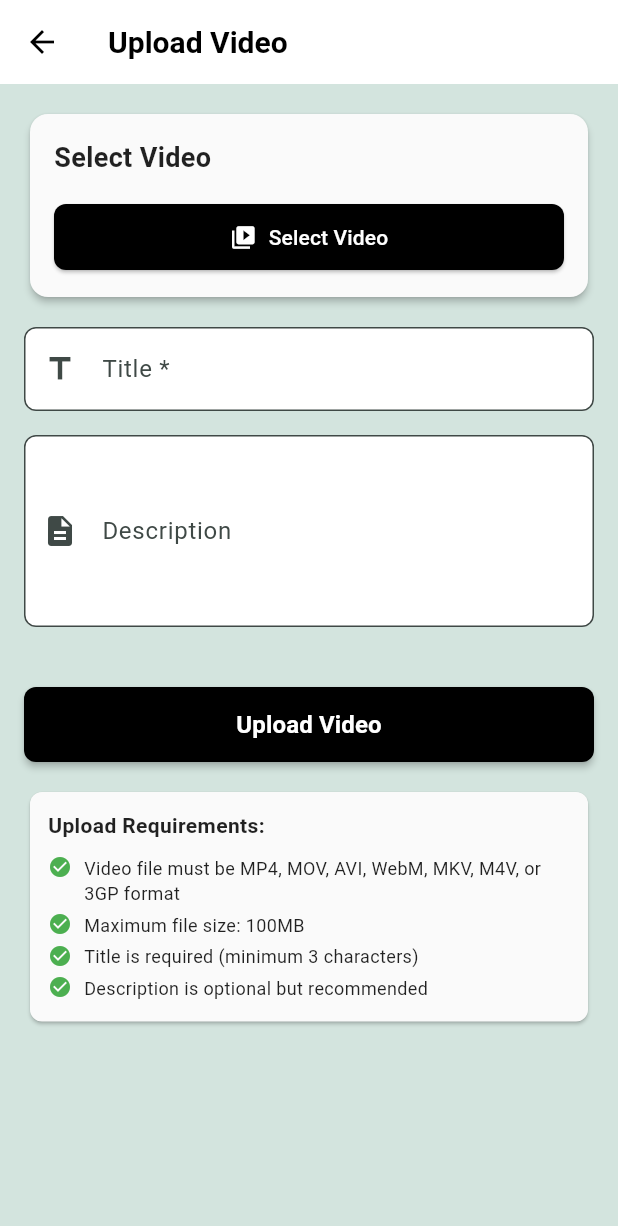
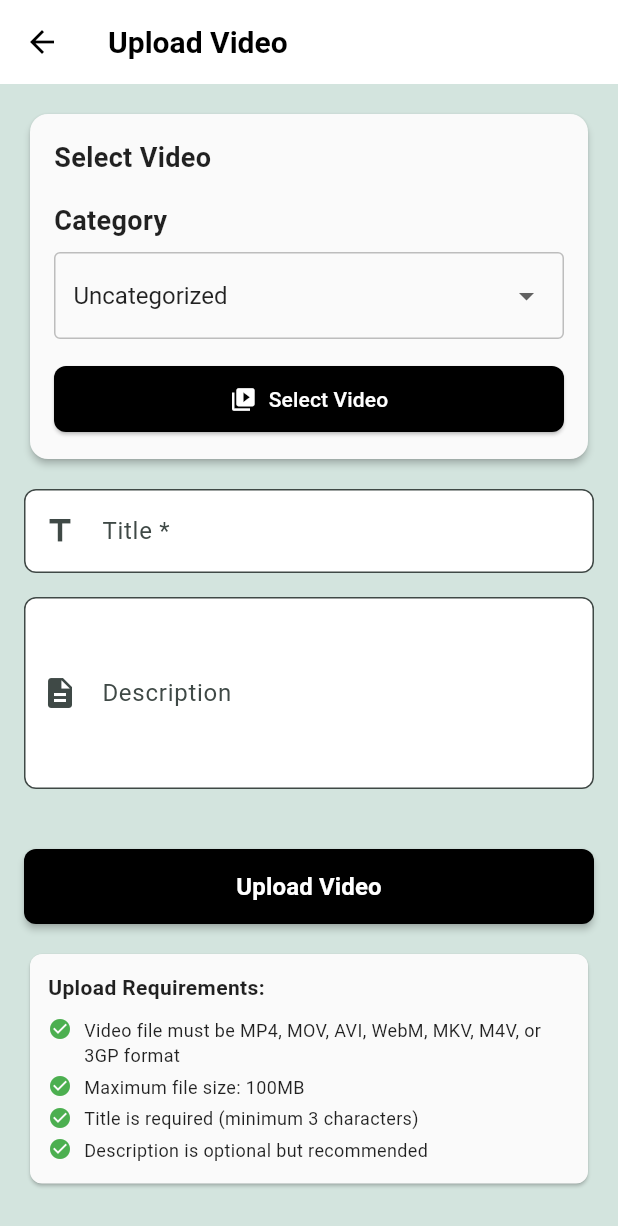
Before and after one commit to confab-sys/GWA, a Flutter app: the VideoUploadScreen screen opened by its route, on a phone screen of 412 x 824 dp. Shown: the top 1226 px of the screen. Run offline on Flutter 3.47's test engine with Material 3 defaults, Android fonts, the phone set to English and light mode, and no system bars; our stand-ins replace chewie, device_info_plus, file_picker, flutter_html, font_awesome_flutter, google_fonts and 4 more; missing offline and left inert: epubx; accounts and stored records are empty; network calls fail; Roboto replaces fonts that are missing (Judson).

Commit message:
feat(videos): add category support for videos
- Add category column to videos table in database
- Implement category selection in video upload form
- Include category in video service and worker
- Restrict upload button visibility to admin users
- Remove debug_backend.py script as it's no longer needed

```diff
--- a/great-awareness-frontend/lib/screens/video_upload_screen.dart
+++ b/great-awareness-frontend/lib/screens/video_upload_screen.dart
@@ -17,6 +17,22 @@ class _VideoUploadScreenState extends State<VideoUploadScreen> {
   final _formKey = GlobalKey<FormState>();
   final _titleController = TextEditingController();
   final _descriptionController = TextEditingController();
+
+  // Video categories
+  final List<String> _categories = [
+    'Addictions',
+    'Relationships',
+    'Trauma',
+    'Emotional Intelligence',
+    'Sexual Health',
+    'Finances',
+    'Family',
+    'Consciousness expansion',
+    'Behavior updating',
+    'Uncategorized'
+  ];
+  String _selectedCategory = 'Uncategorized';
+
   File? _selectedVideo;
   Uint8List? _webVideoBytes;
   String? _webVideoName;
@@ -369,6 +385,7 @@ class _VideoUploadScreenState extends State<VideoUploadScreen> {
           fileName: _webVideoName!,
           title: _titleController.text.trim(),
           description: _descriptionController.text.trim(),
+          category: _selectedCategory,
         );
       } else {
         print('Uploading mobile video:');
@@ -376,11 +393,13 @@ class _VideoUploadScreenState extends State<VideoUploadScreen> {
         print('  File size: ${_selectedVideo?.lengthSync() ?? 0} bytes');
         print('  Title: ${_titleController.text.trim()}');
         print('  Description: ${_descriptionController.text.trim().isEmpty ? "(empty)" : _descriptionController.text.trim()}');
+        print('  Category: $_selectedCategory');
 
         response = await VideoService.uploadVideo(
           videoFile: _selectedVideo!,
           title: _titleController.text.trim(),
           description: _descriptionController.text.trim(),
+          category: _selectedCategory,
         );
       }
 
@@ -514,6 +533,53 @@ class _VideoUploadScreenState extends State<VideoUploadScreen> {
                           textStyle: const TextStyle(
                             fontSize: 18,
                             fontWeight: FontWeight.bold,
+                          ),
+                        ),
+                      ),
+                      const SizedBox(height: 16),
+
+                      // Category Dropdown
+                      Text(
+                        'Category',
+                        style: GoogleFonts.judson(
+                          textStyle: const TextStyle(
+                            fontSize: 18,
+                            fontWeight: FontWeight.bold,
+                          ),
+                        ),
+                      ),
+                      const SizedBox(height: 8),
+                      Container(
+                        padding: const EdgeInsets.symmetric(horizontal: 12, vertical: 4),
+                        decoration: BoxDecoration(
+                          border: Border.all(color: Colors.grey.shade400),
+                          borderRadius: BorderRadius.circular(4),
+                        ),
+                        child: DropdownButtonHideUnderline(
+                          child: DropdownButton<String>(
+                            value: _selectedCategory,
+                            isExpanded: true,
+                            icon: const Icon(Icons.arrow_drop_down),
+                            elevation: 16,
+                            style: GoogleFonts.judson(
+                              textStyle: const TextStyle(
+                                fontSize: 16,
+                                color: Colors.black87,
+                              ),
+                            ),
+                            onChanged: (String? newValue) {
+                              if (newValue != null) {
+                                setState(() {
+                                  _selectedCategory = newValue;
+                                });
+                              }
+                            },
+                            items: _categories.map<DropdownMenuItem<String>>((String value) {
+                              return DropdownMenuItem<String>(
+                                value: value,
+                                child: Text(value),
+                              );
+                            }).toList(),
                           ),
                         ),
                       ),
--- a/great-awareness-frontend/lib/services/video_service.dart
+++ b/great-awareness-frontend/lib/services/video_service.dart
@@ -16,6 +16,7 @@ class VideoService {
     required File videoFile,
     required String title,
     String description = '',
+    String category = 'Uncategorized',
     void Function(int sent, int total)? onProgress,
   }) async {
     try {
@@ -40,6 +41,7 @@ class VideoService {
       // Add form fields
       request.fields['title'] = title;
       request.fields['description'] = description;
+      request.fields['category'] = category;
 
       print('Uploading mobile video:');
       print('  File field: file');
@@ -48,6 +50,7 @@ class VideoService {
       print('  MIME type: $mimeType');
       print('  Title: $title');
       print('  Description: ${description.isEmpty ? "(empty)" : description}');
+      print('  Category: $category');
 
       // Send request with progress tracking
       final streamedResponse = await request.send();
@@ -79,6 +82,7 @@ class VideoService {
     required String fileName,
     required String title,
     String description = '',
+    String category = 'Uncategorized',
     void Function(int sent, int total)? onProgress,
   }) async {
     try {
@@ -110,6 +114,7 @@ class VideoService {
       print('  MIME type: $mimeType');
       print('  Title: $title');
       print('  Description: ${description.isEmpty ? "(empty)" : description}');
+      print('  Category: $category');
 
       final request = http.MultipartRequest(
         'POST',
@@ -147,6 +152,7 @@ class VideoService {
       // Add form fields
       request.fields['title'] = title;
       request.fields['description'] = description;
+      request.fields['category'] = category;
 
       print('Sending request to: $baseUrl/api/videos/upload');
       print('Request headers: ${request.headers}');
```
Also changed, not shown: great-awareness-frontend/lib/screens/videopodcast_screen.dart (+13 -1 lines), great-awareness-frontend/lib/screens/videos_screen.dart (+24 -2 lines), 2 other files.
